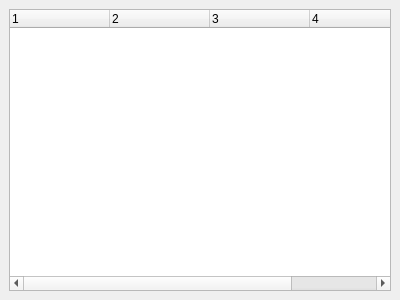
Qt form src/components/logview/logview.ui (feelx88/git-qui) before a commit.
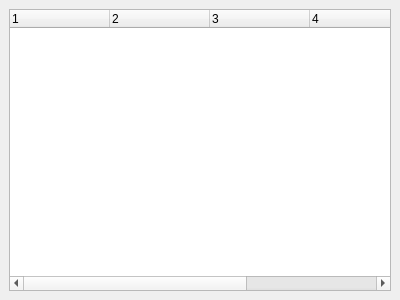
The same form after that commit.

Commit message: Changed some tree widget properties to better match the desired workflow.

What changed in the file:
```diff
--- a/src/components/logview/logview.ui
+++ b/src/components/logview/logview.ui
@@ -21,7 +21,7 @@
        <bool>false</bool>
       </property>
       <property name="columnCount">
-       <number>5</number>
+       <number>6</number>
       </property>
       <attribute name="headerVisible">
        <bool>true</bool>
@@ -54,6 +54,11 @@
         <string notr="true">5</string>
        </property>
       </column>
+      <column>
+       <property name="text">
+        <string notr="true">6</string>
+       </property>
+      </column>
      </widget>
     </item>
    </layout>
```
Left out of the diff: 15 changed lines with no effect on the pictures.
